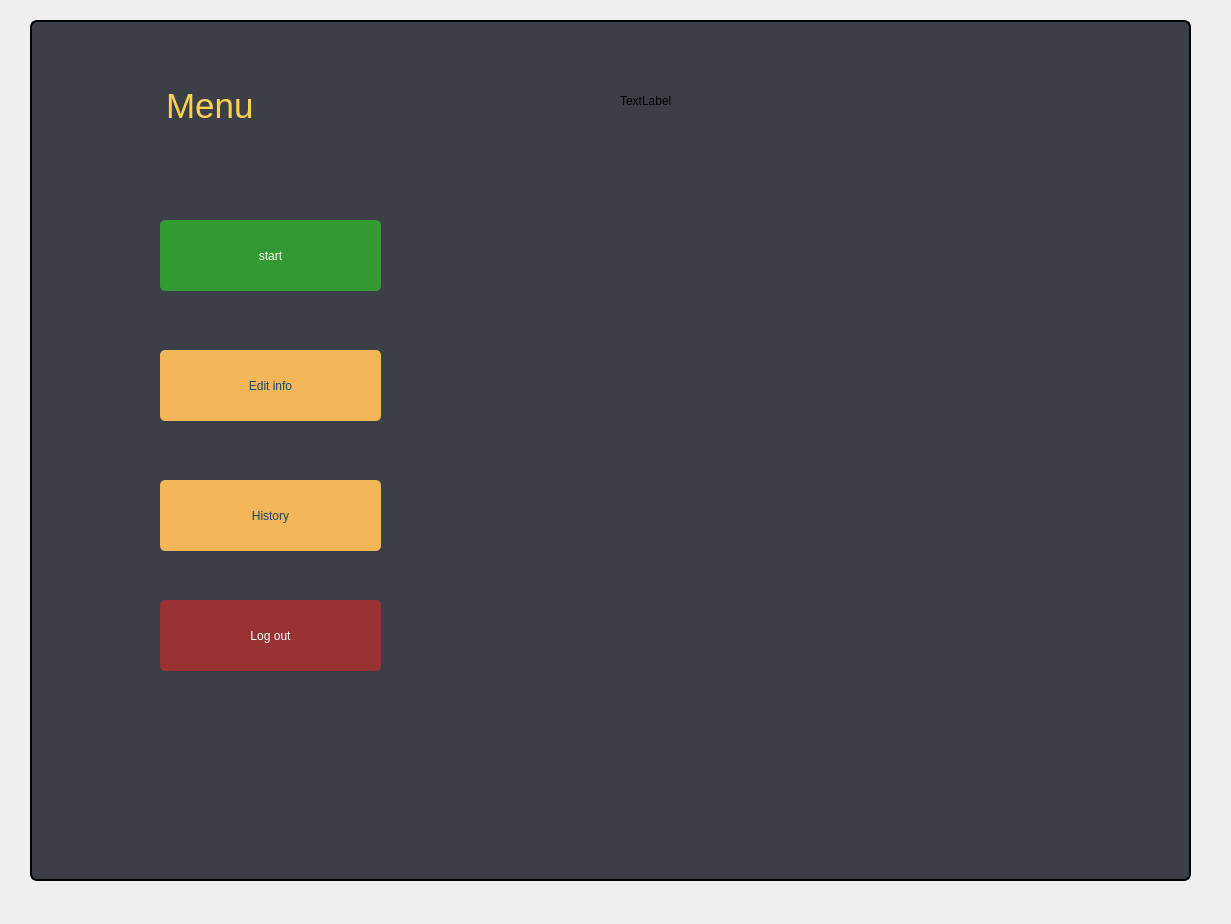
The window that login/menu.ui (Alipour8/SkullKing) describes before a commit, drawn with Qt 5.
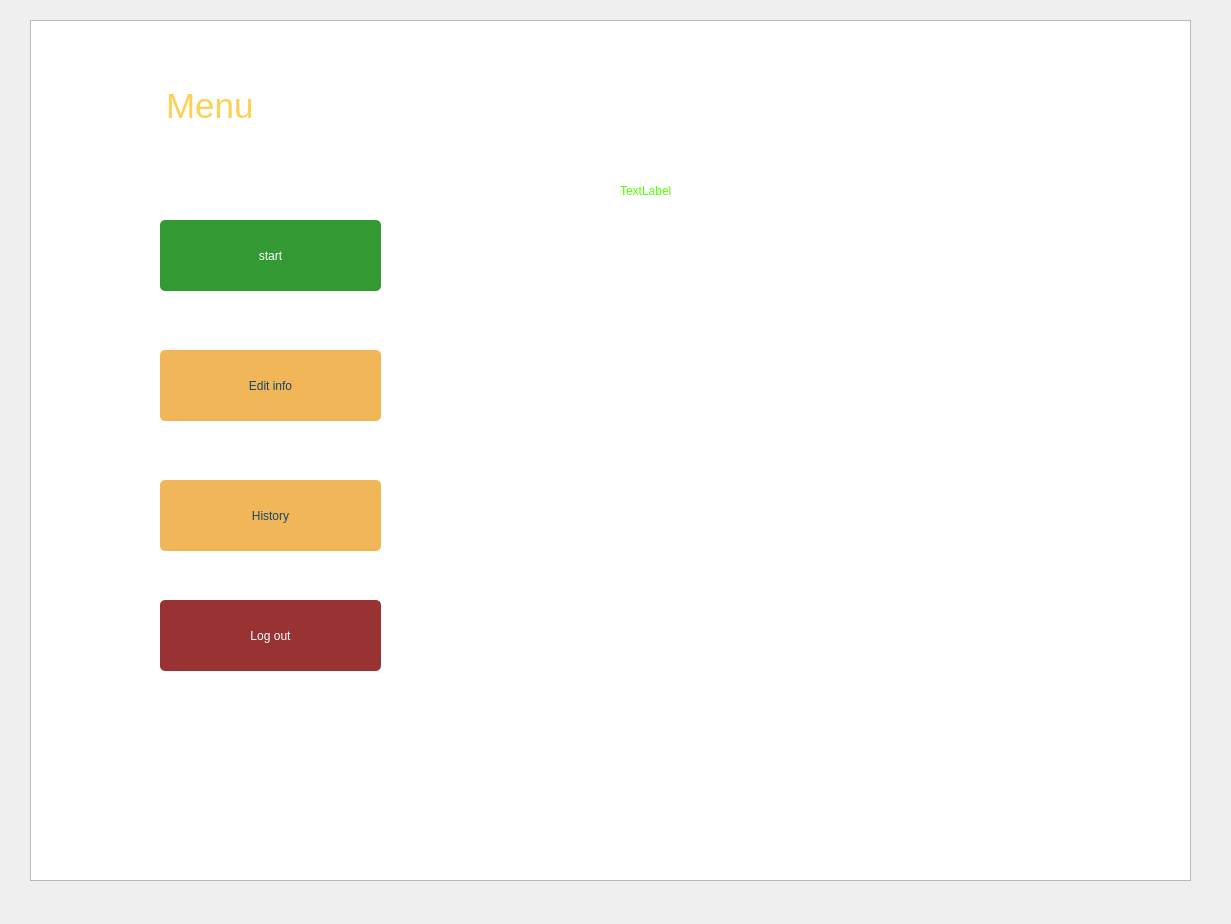
The same window after the commit. Icons and pictures are not drawn.

The edit to the form file:
```diff
--- a/login/menu.ui
+++ b/login/menu.ui
@@ -23,22 +23,10 @@
     </rect>
    </property>
    <property name="styleSheet">
-    <string notr="true">QTextEdit#chart {
-Padding: 1px;
-Border-radius: 7px;
-Color: #fefefe;
-background-color: rgb(59, 63, 70);
-border-style: solid;
- border-width: 2px;
-}
-
-QTextEdit#chart:hover {
-background-color: rgb(1, 111, 134);
-border-style: solid;
- border-width: 2px;
-color: rgb(241, 182, 88);
-	border-color: rgb(45, 135, 135);
-}</string>
+    <string notr="true">border-image: url(:/new/prefix1/menu.jpg);</string>
+   </property>
+   <property name="readOnly">
+    <bool>true</bool>
    </property>
   </widget>
   <widget class="QLabel" name="label">
@@ -219,14 +207,15 @@
    <property name="geometry">
     <rect>
      <x>620</x>
-     <y>80</y>
+     <y>170</y>
      <width>531</width>
      <height>41</height>
     </rect>
    </property>
    <property name="styleSheet">
-    <string notr="true">font: 26pt &quot;MS Shell Dlg 2&quot;;
-border-color: rgb(0, 0, 255);</string>
+    <string notr="true">font: 20pt &quot;Comic Sans MS&quot;;
+
+color: rgb(85, 255, 0);</string>
    </property>
    <property name="text">
     <string>TextLabel</string>
```
Left out of the diff: 2 changed lines with no effect on the pictures.
